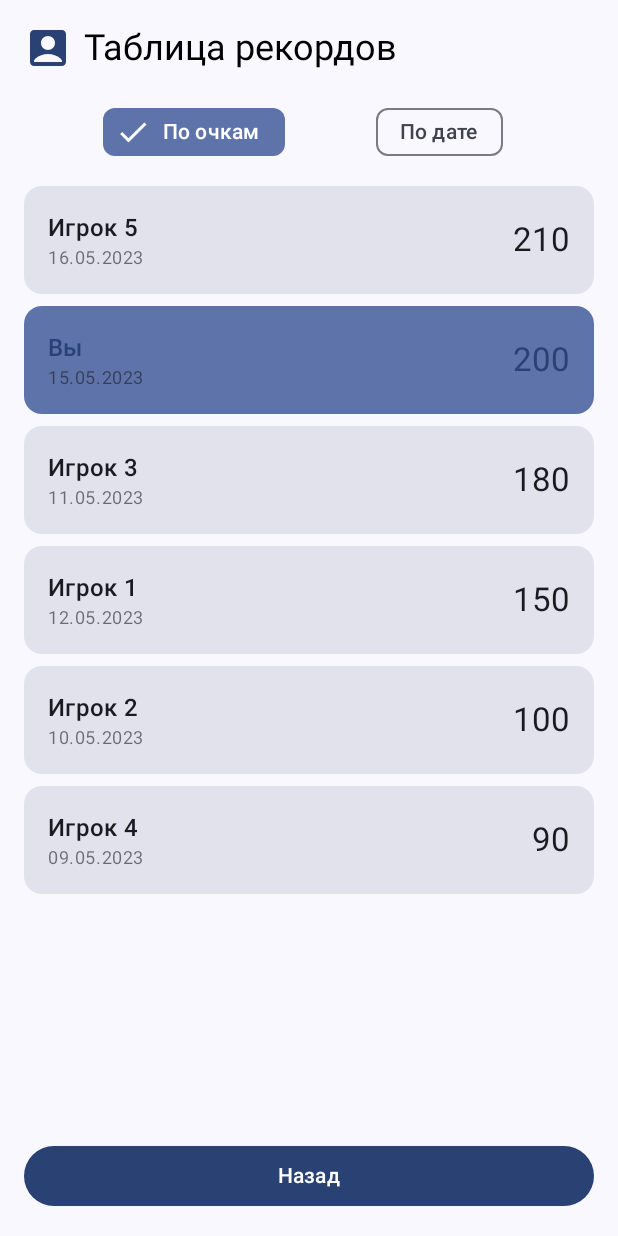
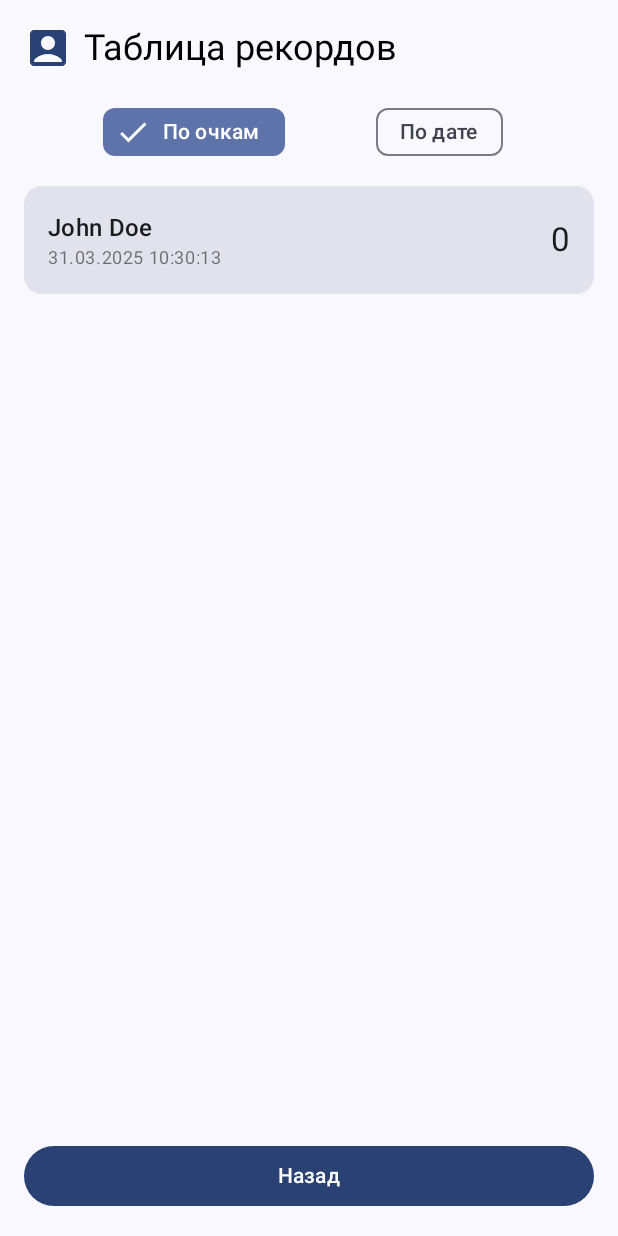
Before and after one commit to mareliberum/Heroes_of_IU3, an Android app built with Jetpack Compose: the RecordsScreen screen opened through its navigation route, on a phone screen of 412 x 824 dp. Run offline under Robolectric (Android 15) with nearby library versions, the phone set to English and light mode, and no system bars; our stand-ins replace Room's generated code; 13 statements that could not run were skipped.

```diff
--- a/app/src/main/java/com/example/heroesofiu3/MainActivity.kt
+++ b/app/src/main/java/com/example/heroesofiu3/MainActivity.kt
@@ -19,9 +19,11 @@ import androidx.navigation.compose.NavHost
 import androidx.navigation.compose.composable
 import androidx.navigation.compose.rememberNavController
 import com.example.heroesofiu3.data.GameSavesDbRepository
+import com.example.heroesofiu3.data.RecordsDbRepository
 import com.example.heroesofiu3.domain.viewModels.SharedViewModel
 import com.example.heroesofiu3.ui.screens.GameScreen
 import com.example.heroesofiu3.ui.screens.MainScreen
+import com.example.heroesofiu3.ui.screens.PlayerScreen
 import com.example.heroesofiu3.ui.screens.RecordsScreen
 import com.example.heroesofiu3.ui.screens.SaveListScreen
 import com.example.heroesofiu3.ui.screens.SaveMenu
@@ -30,19 +32,26 @@ import com.example.heroesofiu3.ui.theme.HeroesOfIU3Theme
 val LocalGameSavesRepository = staticCompositionLocalOf<GameSavesDbRepository> {
     error("GameSavesDbRepository not provided!")
 }
+val LocalRecordsSavesRepository = staticCompositionLocalOf<RecordsDbRepository> {
+    error("RecordsDbRepository not provided!")
+}
 
 val LocalSharedViewModel = staticCompositionLocalOf<SharedViewModel> {
     error("ViewModel not provided!")
 }
 
+
 class MainActivity : ComponentActivity() {
 
     private lateinit var repository: GameSavesDbRepository
+    private lateinit var recordsRepository: RecordsDbRepository
     private val sharedViewModel: SharedViewModel by viewModels()
 
     override fun onCreate(savedInstanceState: Bundle?) {
         super.onCreate(savedInstanceState)
         repository = GameSavesDbRepository(this)
+        recordsRepository = RecordsDbRepository(this)
+
 
         enableEdgeToEdge()
 
@@ -50,7 +59,9 @@ class MainActivity : ComponentActivity() {
             // Оборачиваем все приложение в CompositionLocalProvider
             CompositionLocalProvider(
                 LocalGameSavesRepository provides repository,
+                LocalRecordsSavesRepository provides recordsRepository,
                 LocalSharedViewModel provides sharedViewModel,
+
             ) {
                 HeroesOfIU3Theme {
                     App()
@@ -101,6 +112,9 @@ fun App() {
                 composable(Screen.RecordsScreen.route){
                     RecordsScreen(navController)
                 }
+                composable(Screen.PlayerScreen.route){
+                    PlayerScreen(navController)
+                }
 
             }
 
@@ -116,7 +130,7 @@ sealed class Screen(val route: String) {
     data object GameScreen : Screen("game/{gameFieldJson}")
     data object SaveListScreen : Screen("save_list")
     data object RecordsScreen : Screen("records")
-
+    data object PlayerScreen : Screen("player")
 
 
 }
--- /dev/null
+++ b/app/src/main/java/com/example/heroesofiu3/data/DataEntities/RecordSave.kt
@@ -0,0 +1,13 @@
+package com.example.heroesofiu3.data.DataEntities
+
+import androidx.room.Entity
+import androidx.room.PrimaryKey
+
+@Entity
+data class RecordSave(
+	@PrimaryKey(autoGenerate = true)
+	val id : Int,
+	val name: String, // имя игрока
+	val score : Int,  //очки
+	val date : String,
+)
--- /dev/null
+++ b/app/src/main/java/com/example/heroesofiu3/data/RecordsDbRepository.kt
@@ -0,0 +1,29 @@
+package com.example.heroesofiu3.data
+
+import android.content.Context
+import com.example.heroesofiu3.data.DataEntities.RecordSave
+import com.example.heroesofiu3.data.room.AppDatabase
+
+class RecordsDbRepository(context: Context){
+
+	suspend fun saveRecord(context: Context, recordName: String, score : Int) {
+		val db = AppDatabase.getDatabase(context)
+		val currentRecord = db.recordSaveDao().getRecordByName(recordName)
+		if(currentRecord == null || score > currentRecord.score ){
+			db.recordSaveDao().deletePlayerRecords(recordName)
+			val recordSave = RecordSave(
+				id = 0,
+				name = recordName,
+				score = score,
+				date = getCurrentDateTime(),
+			)
+			db.recordSaveDao().insert(recordSave)
+		}
+	}
+
+	suspend fun getAll(context: Context): List<RecordSave> {
+		val db = AppDatabase.getDatabase(context)
+		return db.recordSaveDao().getAll()
+	}
+
+}
--- a/app/src/main/java/com/example/heroesofiu3/data/room/AppDatabase.kt
+++ b/app/src/main/java/com/example/heroesofiu3/data/room/AppDatabase.kt
@@ -5,10 +5,13 @@ import androidx.room.Database
 import androidx.room.Room
 import androidx.room.RoomDatabase
 import com.example.heroesofiu3.data.DataEntities.GameSave
+import com.example.heroesofiu3.data.DataEntities.RecordSave
 
-@Database(entities = [GameSave::class], version = 6)
+@Database(entities = [GameSave::class, RecordSave::class], version = 7)
 abstract class AppDatabase : RoomDatabase() {
 	abstract fun gameSaveDao(): GameSaveDao
+	abstract fun recordSaveDao(): RecordSaveDao
+
 	companion object {
 		@Volatile
 		private var INSTANCE: AppDatabase? = null
--- /dev/null
+++ b/app/src/main/java/com/example/heroesofiu3/data/room/RecordSaveDao.kt
@@ -0,0 +1,31 @@
+package com.example.heroesofiu3.data.room
+
+import androidx.room.Dao
+import androidx.room.Insert
+import androidx.room.OnConflictStrategy
+import androidx.room.Query
+import com.example.heroesofiu3.data.DataEntities.RecordSave
+
+@Dao
+interface RecordSaveDao {
+	@Insert(onConflict = OnConflictStrategy.REPLACE)
+	suspend fun insert(recordSave: RecordSave)
+
+	@Query("SELECT * FROM RecordSave ORDER BY id DESC")
+	suspend fun getAll(): List<RecordSave> // Получить все рекорды
+
+//	@Query("SELECT * FROM RecordSave WHERE id = :id")
+//	suspend fun getById(id: Int): RecordSave? // Получить рекорд по ID
+//
+//	@Query("DELETE FROM RecordSave ")
+//	suspend fun deleteAll() // Удалить все рекорды
+
+	@Query("DELETE FROM RecordSave WHERE id = :id ")
+	suspend fun deleteByID(id : Int) // Удалить рекорд по ID
+
+	@Query("DELETE FROM RecordSave WHERE name = :name ")
+	suspend fun deletePlayerRecords(name : String) // Удалить рекорд по ID
+
+	@Query("SELECT * FROM RecordSave WHERE name = :name")
+	suspend fun getRecordByName(name: String) : RecordSave?
+}
--- a/app/src/main/java/com/example/heroesofiu3/domain/viewModels/SharedViewModel.kt
+++ b/app/src/main/java/com/example/heroesofiu3/domain/viewModels/SharedViewModel.kt
@@ -1,5 +1,8 @@
 package com.example.heroesofiu3.domain.viewModels
 
+import androidx.compose.runtime.getValue
+import androidx.compose.runtime.mutableStateOf
+import androidx.compose.runtime.setValue
 import androidx.lifecycle.ViewModel
 import com.example.heroesofiu3.domain.game.initializeField
 import com.example.heroesofiu3.presentation.GameState
@@ -10,6 +13,14 @@ class SharedViewModel : ViewModel() {
     private val _gameState = MutableStateFlow(GameState(10,10))
     val gameState: StateFlow<GameState> = _gameState
 
+	private var _name by mutableStateOf("John Doe")
+	val name : String
+		get () = _name
+
+	fun setName(newName : String){
+		_name = newName
+	}
+
     init {
     	initializeField(gameState.value.gameField)
     }
--- a/app/src/main/java/com/example/heroesofiu3/ui/screens/MainScreen.kt
+++ b/app/src/main/java/com/example/heroesofiu3/ui/screens/MainScreen.kt
@@ -1,84 +1,122 @@
 package com.example.heroesofiu3.ui.screens
 
 import androidx.compose.foundation.background
+import androidx.compose.foundation.clickable
 import androidx.compose.foundation.layout.Arrangement
+import androidx.compose.foundation.layout.Box
 import androidx.compose.foundation.layout.Column
+import androidx.compose.foundation.layout.Row
+import androidx.compose.foundation.layout.Spacer
 import androidx.compose.foundation.layout.fillMaxSize
 import androidx.compose.foundation.layout.fillMaxWidth
 import androidx.compose.foundation.layout.padding
+import androidx.compose.foundation.layout.size
+import androidx.compose.foundation.layout.width
+import androidx.compose.material.icons.Icons
+import androidx.compose.material.icons.filled.AccountCircle
 import androidx.compose.material3.Button
+import androidx.compose.material3.Icon
 import androidx.compose.material3.MaterialTheme
 import androidx.compose.material3.Text
 import androidx.compose.runtime.Composable
 import androidx.compose.runtime.collectAsState
 import androidx.compose.runtime.getValue
+import androidx.compose.ui.Alignment
 import androidx.compose.ui.Modifier
+import androidx.compose.ui.text.style.TextOverflow
 import androidx.compose.ui.unit.dp
 import androidx.navigation.NavController
 import com.example.heroesofiu3.LocalSharedViewModel
 import com.example.heroesofiu3.Screen
 
 @Composable
-fun MainScreen(navController: NavController){
+fun MainScreen(navController: NavController) {
 	val viewModel = LocalSharedViewModel.current
 	val gameState by viewModel.gameState.collectAsState()
 
-	Column(modifier = Modifier
+	Box(modifier = Modifier.fillMaxSize()) {
+		// Основное содержимое экрана
+		Column(
+			modifier = Modifier
 				.fillMaxSize()
 				.background(MaterialTheme.colorScheme.background),
 			verticalArrangement = Arrangement.Center
 		) {
-		Button(onClick =
-		{
+			// Ваши существующие кнопки
+			Button(
+				onClick = {
 					gameState.resetGame()
 					navController.navigate(Screen.GameScreen.route)
 				},
 				modifier = Modifier
 					.fillMaxWidth()
-				.padding(16.dp))
-		{
-			Text(
-				"Новая игра"
-			)
+					.padding(16.dp)
+			) {
+				Text("Новая игра")
 			}
 
-		Button(onClick =
-			{
+			Button(
+				onClick = {
 					navController.navigate(Screen.GameScreen.route)
 				},
 				modifier = Modifier
 					.fillMaxWidth()
-				.padding(16.dp))
-		{
-			Text(
-				"Продолжить игру"
-			)
+					.padding(16.dp)
+			) {
+				Text("Продолжить игру")
 			}
+
 			Button(
-			onClick =
-			{
+				onClick = {
 					navController.navigate(Screen.SaveListScreen.route)
 				},
 				modifier = Modifier
 					.fillMaxWidth()
 					.padding(16.dp),
-		)
-		{
+			) {
 				Text("Загрузить")
 			}
 
 			Button(
-			onClick =
-			{
+				onClick = {
 					navController.navigate(Screen.RecordsScreen.route)
 				},
 				modifier = Modifier
 					.fillMaxWidth()
 					.padding(16.dp),
-		)
-		{
+			) {
 				Text("Рекорды")
 			}
+		}
 
+		// Контейнер для иконки и имени
+		Row(
+			modifier = Modifier
+				.padding(16.dp)
+				.align(Alignment.TopStart)
+				.clickable { navController.navigate(Screen.PlayerScreen.route) },
+			verticalAlignment = Alignment.CenterVertically,
+		) {
+			// Иконка профиля
+
+			Icon(
+				modifier = Modifier.size(36.dp),
+				imageVector = Icons.Default.AccountCircle,
+				contentDescription = "Профиль",
+				tint = MaterialTheme.colorScheme.primary
+			)
+
+
+			// Имя игрока с отступом
+			Spacer(modifier = Modifier.width(8.dp)) // Отступ 8dp между иконкой и именем
+
+			Text(
+				text = viewModel.name,
+				style = MaterialTheme.typography.bodyLarge,
+				color = MaterialTheme.colorScheme.onBackground,
+				maxLines = 1,
+				overflow = TextOverflow.Ellipsis
+			)
 		}
 	}
+}
--- a/app/src/main/java/com/example/heroesofiu3/ui/screens/RecordsScreen.kt
+++ b/app/src/main/java/com/example/heroesofiu3/ui/screens/RecordsScreen.kt
@@ -23,32 +23,59 @@ import androidx.compose.material3.Icon
 import androidx.compose.material3.MaterialTheme
 import androidx.compose.material3.Text
 import androidx.compose.runtime.Composable
+import androidx.compose.runtime.LaunchedEffect
 import androidx.compose.runtime.getValue
 import androidx.compose.runtime.mutableStateOf
 import androidx.compose.runtime.remember
+import androidx.compose.runtime.rememberCoroutineScope
 import androidx.compose.runtime.setValue
 import androidx.compose.ui.Alignment
 import androidx.compose.ui.Modifier
+import androidx.compose.ui.platform.LocalContext
 import androidx.compose.ui.tooling.preview.Preview
 import androidx.compose.ui.unit.dp
 import androidx.navigation.NavController
 import androidx.navigation.compose.rememberNavController
+import com.example.heroesofiu3.LocalRecordsSavesRepository
+import com.example.heroesofiu3.data.DataEntities.RecordSave
+import kotlinx.coroutines.Dispatchers
+import kotlinx.coroutines.launch
 
 @Composable
 fun RecordsScreen(navController: NavController) {
+	val repository = LocalRecordsSavesRepository.current
 	// Mock данные для рекордов (замените на реальные из вашего репозитория)
-	val records = remember {
-		listOf(
-			Record("Игрок 1", 150, "12.05.2023"),
-			Record("Вы", 200, "15.05.2023"),
-			Record("Игрок 2", 100, "10.05.2023"),
-			Record("Игрок 3", 180, "11.05.2023"),
-			Record("Игрок 4", 90, "09.05.2023"),
-			Record("Игрок 5", 210, "16.05.2023"),
-		)
+//	val records = remember {
+//		listOf(
+//			Record("Игрок 1", 150, "12.05.2023"),
+//			Record("Вы", 200, "15.05.2023"),
+//			Record("Игрок 2", 100, "10.05.2023"),
+//			Record("Игрок 3", 180, "11.05.2023"),
+//			Record("Игрок 4", 90, "09.05.2023"),
+//			Record("Игрок 5", 210, "16.05.2023"),
+//		)
+//	}
+	var records by remember { mutableStateOf<List<RecordSave>>(emptyList()) }
+
+	var sortBy by remember { mutableStateOf(SortBy.SCORE) }
+	val coroutineScope = rememberCoroutineScope()
+	var isLoading by remember { mutableStateOf(true) }
+	val context = LocalContext.current
+
+	fun loadRecords(){
+		coroutineScope.launch(Dispatchers.IO) {
+			try {
+				records = repository.getAll(context)
+				isLoading = false
+			} catch (e: Exception) {
+				isLoading = false
+			}
+		}
 	}
 
-	var sortBy by remember { mutableStateOf(SortBy.SCORE) }
+	LaunchedEffect(Unit) {
+		loadRecords()
+	}
 
 	Column(
 		modifier = Modifier
@@ -101,11 +128,11 @@ fun RecordsScreen(navController: NavController) {
 					SortBy.SCORE -> records.sortedByDescending { it.score }
 					SortBy.DATE -> records.sortedByDescending { it.date }
 				},
-				key = { it.playerName + it.score }
+//				key = { it.name + it.score + getCurrentDateTime() }
 			) { record ->
 				RecordItem(
 					record = record,
-					isCurrentPlayer = record.playerName == "Вы"
+					isCurrentPlayer = record.name == "Вы"
 				)
 			}
 		}
@@ -121,7 +148,7 @@ fun RecordsScreen(navController: NavController) {
 }
 
 @Composable
-fun RecordItem(record: Record, isCurrentPlayer: Boolean) {
+fun RecordItem(record: RecordSave, isCurrentPlayer: Boolean) {
 	Card(
 		modifier = Modifier
 			.fillMaxWidth()
@@ -137,7 +164,7 @@ fun RecordItem(record: Record, isCurrentPlayer: Boolean) {
 		) {
 			Column(modifier = Modifier.weight(1f)) {
 				Text(
-					text = record.playerName,
+					text = record.name,
 					style = MaterialTheme.typography.titleMedium,
 					color = if (isCurrentPlayer) MaterialTheme.colorScheme.primary
 					else MaterialTheme.colorScheme.onSurface
```
Also changed, not shown: app/src/main/java/com/example/heroesofiu3/presentation/GameState.kt (+8 -2 lines), app/src/main/java/com/example/heroesofiu3/ui/screens/GameScreen.kt (+12 -0 lines), app/src/main/java/com/example/heroesofiu3/ui/screens/PlayerScreen.kt (added, +108 -0 lines), app/src/main/java/com/example/heroesofiu3/data/GameSavesDbRepository.kt (line endings or trailing spaces). Lines whose indentation alone changed are shown as unchanged.
